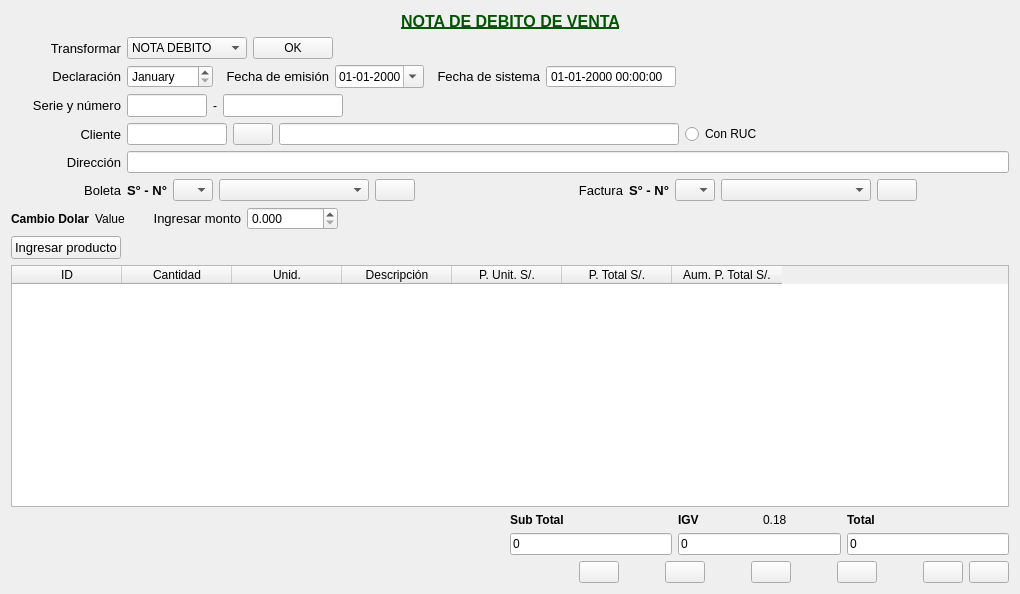
This is Venta/ventanotadebito.ui in radtek/manager as Qt 5 draws it before an edit. The edited form follows.
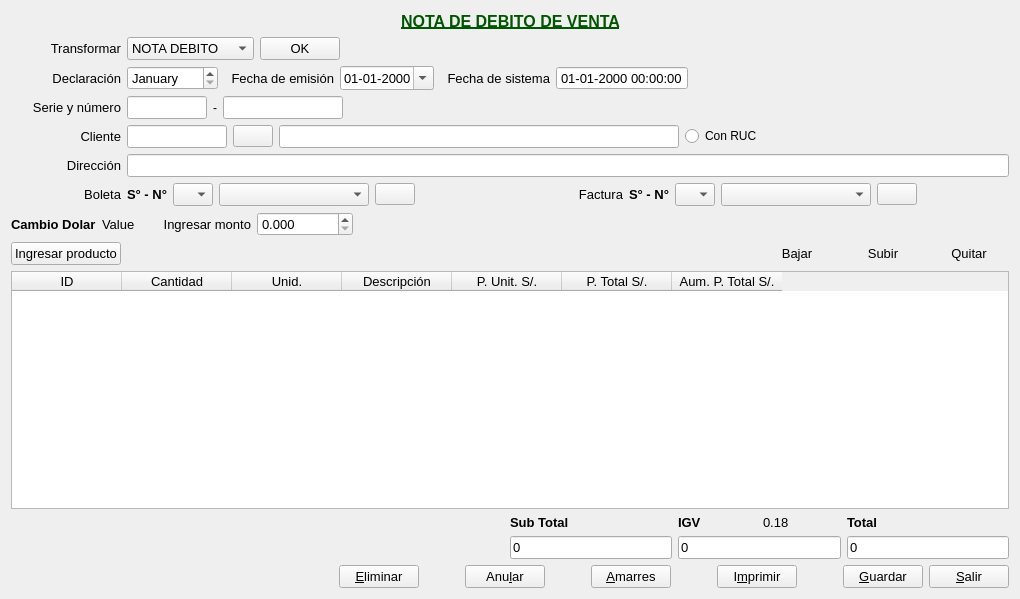
This is the edited form. Icons and pictures are not drawn.

```diff
--- a/Venta/ventanotadebito.ui
+++ b/Venta/ventanotadebito.ui
@@ -7,7 +7,7 @@
     <x>0</x>
     <y>0</y>
     <width>1000</width>
-    <height>594</height>
+    <height>599</height>
    </rect>
   </property>
   <property name="windowTitle">
@@ -90,6 +90,11 @@
      </item>
      <item>
       <widget class="QComboBox" name="comboBox_transformar">
+       <property name="font">
+        <font>
+         <pointsize>10</pointsize>
+        </font>
+       </property>
        <property name="currentIndex">
         <number>1</number>
        </property>
@@ -110,6 +115,11 @@
      </item>
      <item>
       <widget class="QPushButton" name="pushButton_transformar">
+       <property name="font">
+        <font>
+         <pointsize>10</pointsize>
+        </font>
+       </property>
        <property name="text">
         <string>OK</string>
        </property>
@@ -155,6 +165,11 @@
      </item>
      <item>
       <widget class="QDateEdit" name="dateEdit_declaracion">
+       <property name="font">
+        <font>
+         <pointsize>10</pointsize>
+        </font>
+       </property>
        <property name="displayFormat">
         <string>MMMM</string>
        </property>
@@ -183,6 +198,11 @@
      </item>
      <item>
       <widget class="QDateEdit" name="dateEdit_emision">
+       <property name="font">
+        <font>
+         <pointsize>10</pointsize>
+        </font>
+       </property>
        <property name="displayFormat">
         <string>dd-MM-yyyy</string>
        </property>
@@ -226,6 +246,11 @@
          <height>0</height>
         </size>
        </property>
+       <property name="font">
+        <font>
+         <pointsize>10</pointsize>
+        </font>
+       </property>
        <property name="readOnly">
         <bool>true</bool>
        </property>
@@ -380,6 +405,11 @@
          <height>16777215</height>
         </size>
        </property>
+       <property name="font">
+        <font>
+         <pointsize>10</pointsize>
+        </font>
+       </property>
        <property name="readOnly">
         <bool>false</bool>
        </property>
@@ -407,6 +437,11 @@
          <height>0</height>
         </size>
        </property>
+       <property name="font">
+        <font>
+         <pointsize>10</pointsize>
+        </font>
+       </property>
       </widget>
      </item>
      <item>
@@ -455,7 +490,13 @@
       </widget>
      </item>
      <item>
-      <widget class="QLineEdit" name="lineEdit_direccion"/>
+      <widget class="QLineEdit" name="lineEdit_direccion">
+       <property name="font">
+        <font>
+         <pointsize>10</pointsize>
+        </font>
+       </property>
+      </widget>
      </item>
     </layout>
    </item>
@@ -504,6 +545,11 @@
          <height>16777215</height>
         </size>
        </property>
+       <property name="font">
+        <font>
+         <pointsize>10</pointsize>
+        </font>
+       </property>
       </widget>
      </item>
      <item>
@@ -514,6 +560,11 @@
          <height>0</height>
         </size>
        </property>
+       <property name="font">
+        <font>
+         <pointsize>10</pointsize>
+        </font>
+       </property>
       </widget>
      </item>
      <item>
@@ -598,6 +649,11 @@
          <height>16777215</height>
         </size>
        </property>
+       <property name="font">
+        <font>
+         <pointsize>10</pointsize>
+        </font>
+       </property>
       </widget>
      </item>
      <item>
@@ -608,6 +664,11 @@
          <height>0</height>
         </size>
        </property>
+       <property name="font">
+        <font>
+         <pointsize>10</pointsize>
+        </font>
+       </property>
       </widget>
      </item>
      <item>
@@ -670,6 +731,7 @@
       <widget class="QLabel" name="label_cambio_dolar">
        <property name="font">
         <font>
+         <pointsize>10</pointsize>
          <weight>75</weight>
          <bold>true</bold>
         </font>
@@ -684,6 +746,11 @@
      </item>
      <item>
       <widget class="QLabel" name="label_cambio_dolar_value">
+       <property name="font">
+        <font>
+         <pointsize>10</pointsize>
+        </font>
+       </property>
        <property name="text">
         <string>Value</string>
        </property>
@@ -715,6 +782,11 @@
      </item>
      <item>
       <widget class="QDoubleSpinBox" name="doubleSpinBox_monto">
+       <property name="font">
+        <font>
+         <pointsize>10</pointsize>
+        </font>
+       </property>
        <property name="prefix">
         <string/>
        </property>
@@ -780,8 +852,13 @@
      </item>
      <item>
       <widget class="QPushButton" name="pushButton_down">
+       <property name="font">
+        <font>
+         <pointsize>10</pointsize>
+        </font>
+       </property>
        <property name="text">
-        <string/>
+        <string>Bajar</string>
        </property>
        <property name="icon">
         <iconset resource="../ManagerSystem/Iconos.qrc">
@@ -794,8 +871,13 @@
      </item>
      <item>
       <widget class="QPushButton" name="pushButton_up">
+       <property name="font">
+        <font>
+         <pointsize>10</pointsize>
+        </font>
+       </property>
        <property name="text">
-        <string/>
+        <string>Subir</string>
        </property>
        <property name="icon">
         <iconset resource="../ManagerSystem/Iconos.qrc">
@@ -808,8 +890,13 @@
      </item>
      <item>
       <widget class="QPushButton" name="pushButton_borrar">
+       <property name="font">
+        <font>
+         <pointsize>10</pointsize>
+        </font>
+       </property>
        <property name="text">
-        <string/>
+        <string>Quitar</string>
        </property>
        <property name="icon">
         <iconset resource="../ManagerSystem/Iconos.qrc">
@@ -824,6 +911,11 @@
    </item>
    <item>
     <widget class="QTableWidget" name="tableWidget">
+     <property name="font">
+      <font>
+       <pointsize>10</pointsize>
+      </font>
+     </property>
      <attribute name="horizontalHeaderDefaultSectionSize">
       <number>110</number>
      </attribute>
@@ -883,6 +975,11 @@
       <layout class="QGridLayout" name="gridLayout">
        <item row="1" column="2">
         <widget class="QLineEdit" name="lineEdit_total">
+         <property name="font">
+          <font>
+           <pointsize>10</pointsize>
+          </font>
+         </property>
          <property name="text">
           <string>0</string>
          </property>
@@ -895,6 +992,7 @@
         <widget class="QLabel" name="label_subtotal">
          <property name="font">
           <font>
+           <pointsize>10</pointsize>
            <weight>75</weight>
            <bold>true</bold>
           </font>
@@ -908,6 +1006,7 @@
         <widget class="QLabel" name="label_total">
          <property name="font">
           <font>
+           <pointsize>10</pointsize>
            <weight>75</weight>
            <bold>true</bold>
           </font>
@@ -919,6 +1018,11 @@
        </item>
        <item row="1" column="0">
         <widget class="QLineEdit" name="lineEdit_subtotal">
+         <property name="font">
+          <font>
+           <pointsize>10</pointsize>
+          </font>
+         </property>
          <property name="text">
           <string>0</string>
          </property>
@@ -929,6 +1033,11 @@
        </item>
        <item row="1" column="1">
         <widget class="QLineEdit" name="lineEdit_igv">
+         <property name="font">
+          <font>
+           <pointsize>10</pointsize>
+          </font>
+         </property>
          <property name="text">
           <string>0</string>
          </property>
@@ -943,6 +1052,7 @@
           <widget class="QLabel" name="label_igv">
            <property name="font">
             <font>
+             <pointsize>10</pointsize>
              <weight>75</weight>
              <bold>true</bold>
             </font>
@@ -954,6 +1064,11 @@
          </item>
          <item>
           <widget class="QLabel" name="label_igv_value">
+           <property name="font">
+            <font>
+             <pointsize>10</pointsize>
+            </font>
+           </property>
            <property name="text">
             <string>0.18</string>
            </property>
@@ -982,8 +1097,13 @@
      </item>
      <item>
       <widget class="QPushButton" name="pushButton_eliminar">
+       <property name="font">
+        <font>
+         <pointsize>10</pointsize>
+        </font>
+       </property>
        <property name="text">
-        <string/>
+        <string>&amp;Eliminar</string>
        </property>
        <property name="icon">
         <iconset resource="../ManagerSystem/Iconos.qrc">
@@ -1027,8 +1147,13 @@
          <height>16777215</height>
         </size>
        </property>
+       <property name="font">
+        <font>
+         <pointsize>10</pointsize>
+        </font>
+       </property>
        <property name="text">
-        <string/>
+        <string>Anu&amp;lar</string>
        </property>
        <property name="icon">
         <iconset resource="../ManagerSystem/Iconos.qrc">
@@ -1063,8 +1188,13 @@
      </item>
      <item>
       <widget class="QPushButton" name="pushButton_amarres">
+       <property name="font">
+        <font>
+         <pointsize>10</pointsize>
+        </font>
+       </property>
        <property name="text">
-        <string/>
+        <string>&amp;Amarres</string>
        </property>
        <property name="icon">
         <iconset resource="../ManagerSystem/Iconos.qrc">
@@ -1096,8 +1226,13 @@
      </item>
      <item>
       <widget class="QPushButton" name="pushButton_imprimir">
+       <property name="font">
+        <font>
+         <pointsize>10</pointsize>
+        </font>
+       </property>
        <property name="text">
-        <string/>
+        <string>I&amp;mprimir</string>
        </property>
        <property name="icon">
         <iconset resource="../ManagerSystem/Iconos.qrc">
@@ -1129,8 +1264,13 @@
      </item>
      <item>
       <widget class="QPushButton" name="pushButton_guardar">
+       <property name="font">
+        <font>
+         <pointsize>10</pointsize>
+        </font>
+       </property>
        <property name="text">
-        <string/>
+        <string>&amp;Guardar</string>
        </property>
        <property name="icon">
         <iconset resource="../ManagerSystem/Iconos.qrc">
@@ -1146,8 +1286,13 @@
      </item>
      <item>
       <widget class="QPushButton" name="pushButton_salir">
+       <property name="font">
+        <font>
+         <pointsize>10</pointsize>
+        </font>
+       </property>
        <property name="text">
-        <string/>
+        <string>&amp;Salir</string>
        </property>
        <property name="icon">
         <iconset resource="../ManagerSystem/Iconos.qrc">
```
Left out of the diff: 9 changed lines with no effect on the pictures.
